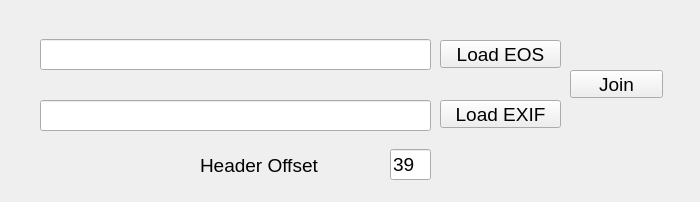
Above: joinData.ui from HakaiInstitute/EOS-EXIF-Join before the change. Below: the same form after it.
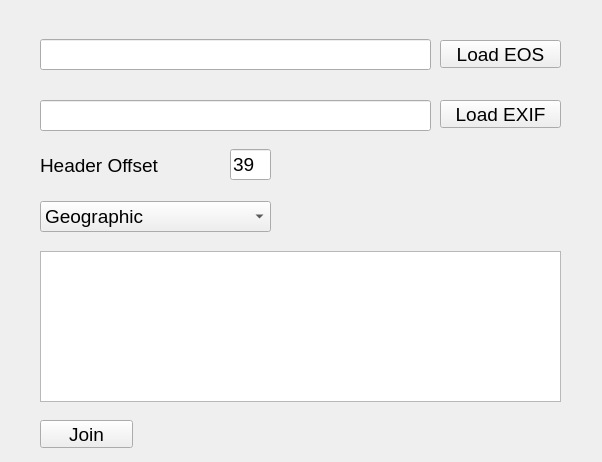
That is the form after the change.

```diff
--- a/joinData.ui
+++ b/joinData.ui
@@ -6,8 +6,8 @@
    <rect>
     <x>0</x>
     <y>0</y>
-    <width>700</width>
-    <height>202</height>
+    <width>602</width>
+    <height>462</height>
    </rect>
   </property>
   <property name="windowTitle">
@@ -52,8 +52,8 @@
   <widget class="QPushButton" name="join">
    <property name="geometry">
     <rect>
-     <x>570</x>
-     <y>70</y>
+     <x>40</x>
+     <y>420</y>
      <width>93</width>
      <height>28</height>
     </rect>
@@ -70,7 +70,7 @@
   <widget class="QLabel" name="label">
    <property name="geometry">
     <rect>
-     <x>200</x>
+     <x>40</x>
      <y>150</y>
      <width>191</width>
      <height>31</height>
@@ -88,7 +88,7 @@
   <widget class="QLineEdit" name="headerOffset">
    <property name="geometry">
     <rect>
-     <x>390</x>
+     <x>230</x>
      <y>149</y>
      <width>41</width>
      <height>31</height>
@@ -123,6 +123,41 @@
     </rect>
    </property>
   </widget>
+  <widget class="QTextBrowser" name="logView">
+   <property name="geometry">
+    <rect>
+     <x>40</x>
+     <y>251</y>
+     <width>521</width>
+     <height>151</height>
+    </rect>
+   </property>
+  </widget>
+  <widget class="QComboBox" name="coordType">
+   <property name="geometry">
+    <rect>
+     <x>40</x>
+     <y>201</y>
+     <width>231</width>
+     <height>31</height>
+    </rect>
+   </property>
+   <property name="font">
+    <font>
+     <pointsize>14</pointsize>
+    </font>
+   </property>
+   <item>
+    <property name="text">
+     <string>Geographic</string>
+    </property>
+   </item>
+   <item>
+    <property name="text">
+     <string>UTM</string>
+    </property>
+   </item>
+  </widget>
  </widget>
  <resources/>
  <connections/>
```
